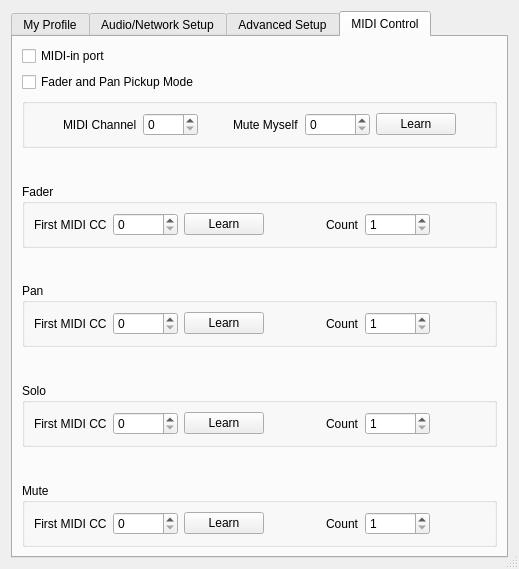
This is src/clientsettingsdlgbase.ui in ignotus666/jamulus as Qt 5 draws it before an edit. The edited form follows.
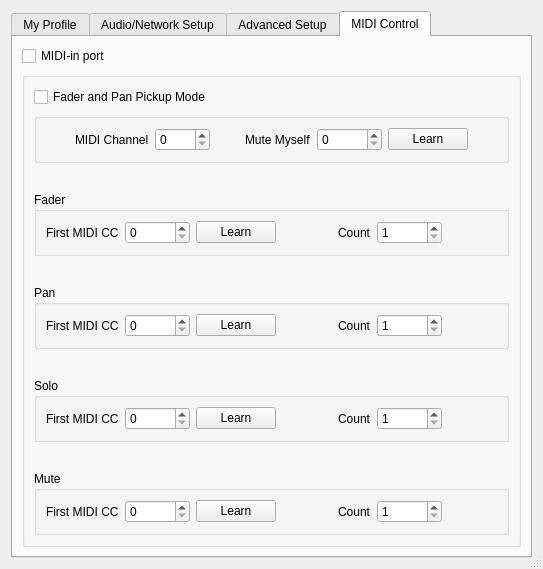
This is the edited form. Icons and pictures are not drawn. Custom widgets are drawn as their Qt base class.

Commit message: Grey out MIDI controls with MIDI disabled

Diff of the .ui file:
```diff
--- a/src/clientsettingsdlgbase.ui
+++ b/src/clientsettingsdlgbase.ui
@@ -6,7 +6,7 @@
    <rect>
     <x>0</x>
     <y>0</y>
-    <width>519</width>
+    <width>543</width>
     <height>569</height>
    </rect>
   </property>
@@ -1340,27 +1340,158 @@
       <attribute name="title">
        <string>MIDI Control</string>
       </attribute>
-      <layout class="QVBoxLayout" name="verticalLayout_19">
-       <item>
+      <layout class="QGridLayout" name="gridLayout">
+       <item row="0" column="0">
         <widget class="QCheckBox" name="chbUseMIDIController">
          <property name="text">
           <string>MIDI-in port</string>
          </property>
         </widget>
        </item>
-       <item>
-        <widget class="QCheckBox" name="chbMIDIPickupMode">
-         <property name="toolTip">
+       <item row="1" column="0">
+        <widget class="QGroupBox" name="midiControlsContainer">
+         <property name="title">
           <string/>
          </property>
+         <layout class="QGridLayout" name="gridLayout_2">
+          <item row="7" column="0">
+           <widget class="QGroupBox" name="soloGroup">
+            <property name="font">
+             <font>
+              <weight>50</weight>
+              <bold>false</bold>
+             </font>
+            </property>
+            <property name="title">
+             <string>Solo</string>
+            </property>
+            <layout class="QHBoxLayout" name="horizontalLayout_14">
+             <item>
+              <widget class="QLabel" name="lblSoloOffset">
+               <property name="font">
+                <font>
+                 <weight>50</weight>
+                 <bold>false</bold>
+                </font>
+               </property>
          <property name="text">
-          <string>Fader and Pan Pickup Mode</string>
+                <string>First MIDI CC</string>
          </property>
         </widget>
        </item>
        <item>
-        <layout class="QVBoxLayout" name="verticalLayout_17">
+              <widget class="QSpinBox" name="spnSoloOffset">
+               <property name="minimumSize">
+                <size>
+                 <width>65</width>
+                 <height>0</height>
+                </size>
+               </property>
+               <property name="font">
+                <font>
+                 <weight>50</weight>
+                 <bold>false</bold>
+                </font>
+               </property>
+               <property name="maximum">
+                <number>127</number>
+               </property>
+              </widget>
+             </item>
          <item>
+              <widget class="QPushButton" name="butLearnSoloOffset">
+               <property name="font">
+                <font>
+                 <weight>50</weight>
+                 <bold>false</bold>
+                </font>
+               </property>
+               <property name="text">
+                <string>Learn</string>
+               </property>
+               <property name="autoDefault">
+                <bool>false</bool>
+               </property>
+              </widget>
+             </item>
+             <item>
+              <spacer name="horizontalSpacer_14">
+               <property name="orientation">
+                <enum>Qt::Horizontal</enum>
+               </property>
+               <property name="sizeHint" stdset="0">
+                <size>
+                 <width>40</width>
+                 <height>20</height>
+                </size>
+               </property>
+              </spacer>
+             </item>
+             <item>
+              <widget class="QLabel" name="lblSoloCount">
+               <property name="font">
+                <font>
+                 <weight>50</weight>
+                 <bold>false</bold>
+                </font>
+               </property>
+               <property name="text">
+                <string>Count</string>
+               </property>
+              </widget>
+             </item>
+             <item>
+              <widget class="QSpinBox" name="spnSoloCount">
+               <property name="minimumSize">
+                <size>
+                 <width>65</width>
+                 <height>0</height>
+                </size>
+               </property>
+               <property name="font">
+                <font>
+                 <weight>50</weight>
+                 <bold>false</bold>
+                </font>
+               </property>
+               <property name="minimum">
+                <number>1</number>
+               </property>
+               <property name="maximum">
+                <number>127</number>
+               </property>
+              </widget>
+             </item>
+             <item>
+              <spacer name="horizontalSpacer_13">
+               <property name="orientation">
+                <enum>Qt::Horizontal</enum>
+               </property>
+               <property name="sizeHint" stdset="0">
+                <size>
+                 <width>40</width>
+                 <height>20</height>
+                </size>
+               </property>
+              </spacer>
+             </item>
+            </layout>
+           </widget>
+          </item>
+          <item row="4" column="0">
+           <spacer name="verticalSpacer_14">
+            <property name="orientation">
+             <enum>Qt::Vertical</enum>
+            </property>
+            <property name="sizeHint" stdset="0">
+             <size>
+              <width>20</width>
+              <height>40</height>
+             </size>
+            </property>
+           </spacer>
+          </item>
+          <item row="1" column="0">
           <widget class="QGroupBox" name="chanMuteGroup">
            <property name="font">
             <font>
@@ -1494,7 +1625,7 @@
            </layout>
           </widget>
          </item>
-         <item>
+          <item row="2" column="0">
           <spacer name="verticalSpacer_12">
            <property name="orientation">
             <enum>Qt::Vertical</enum>
@@ -1507,7 +1638,20 @@
            </property>
           </spacer>
          </item>
-         <item>
+          <item row="6" column="0">
+           <spacer name="verticalSpacer_16">
+            <property name="orientation">
+             <enum>Qt::Vertical</enum>
+            </property>
+            <property name="sizeHint" stdset="0">
+             <size>
+              <width>20</width>
+              <height>40</height>
+             </size>
+            </property>
+           </spacer>
+          </item>
+          <item row="3" column="0">
           <widget class="QGroupBox" name="faderGroup">
            <property name="font">
             <font>
@@ -1631,294 +1775,7 @@
            </layout>
           </widget>
          </item>
-         <item>
-          <spacer name="verticalSpacer_14">
-           <property name="orientation">
-            <enum>Qt::Vertical</enum>
-           </property>
-           <property name="sizeHint" stdset="0">
-            <size>
-             <width>20</width>
-             <height>40</height>
-            </size>
-           </property>
-          </spacer>
-         </item>
-         <item>
-          <widget class="QGroupBox" name="panGroup">
-           <property name="font">
-            <font>
-             <weight>50</weight>
-             <bold>false</bold>
-            </font>
-           </property>
-           <property name="title">
-            <string>Pan</string>
-           </property>
-           <layout class="QHBoxLayout" name="horizontalLayout_13">
-            <item>
-             <widget class="QLabel" name="lblPanOffset">
-              <property name="font">
-               <font>
-                <weight>50</weight>
-                <bold>false</bold>
-               </font>
-              </property>
-              <property name="text">
-               <string>First MIDI CC</string>
-              </property>
-             </widget>
-            </item>
-            <item>
-             <widget class="QSpinBox" name="spnPanOffset">
-              <property name="minimumSize">
-               <size>
-                <width>65</width>
-                <height>0</height>
-               </size>
-              </property>
-              <property name="font">
-               <font>
-                <weight>50</weight>
-                <bold>false</bold>
-               </font>
-              </property>
-              <property name="maximum">
-               <number>127</number>
-              </property>
-             </widget>
-            </item>
-            <item>
-             <widget class="QPushButton" name="butLearnPanOffset">
-              <property name="font">
-               <font>
-                <weight>50</weight>
-                <bold>false</bold>
-               </font>
-              </property>
-              <property name="text">
-               <string>Learn</string>
-              </property>
-              <property name="autoDefault">
-               <bool>false</bool>
-              </property>
-             </widget>
-            </item>
-            <item>
-             <spacer name="horizontalSpacer_17">
-              <property name="orientation">
-               <enum>Qt::Horizontal</enum>
-              </property>
-              <property name="sizeHint" stdset="0">
-               <size>
-                <width>40</width>
-                <height>20</height>
-               </size>
-              </property>
-             </spacer>
-            </item>
-            <item>
-             <widget class="QLabel" name="lblPanCount">
-              <property name="font">
-               <font>
-                <weight>50</weight>
-                <bold>false</bold>
-               </font>
-              </property>
-              <property name="text">
-               <string>Count</string>
-              </property>
-             </widget>
-            </item>
-            <item>
-             <widget class="QSpinBox" name="spnPanCount">
-              <property name="minimumSize">
-               <size>
-                <width>65</width>
-                <height>0</height>
-               </size>
-              </property>
-              <property name="font">
-               <font>
-                <weight>50</weight>
-                <bold>false</bold>
-               </font>
-              </property>
-              <property name="minimum">
-               <number>1</number>
-              </property>
-              <property name="maximum">
-               <number>127</number>
-              </property>
-             </widget>
-            </item>
-            <item>
-             <spacer name="horizontalSpacer_19">
-              <property name="orientation">
-               <enum>Qt::Horizontal</enum>
-              </property>
-              <property name="sizeHint" stdset="0">
-               <size>
-                <width>40</width>
-                <height>20</height>
-               </size>
-              </property>
-             </spacer>
-            </item>
-           </layout>
-          </widget>
-         </item>
-         <item>
-          <spacer name="verticalSpacer_16">
-           <property name="orientation">
-            <enum>Qt::Vertical</enum>
-           </property>
-           <property name="sizeHint" stdset="0">
-            <size>
-             <width>20</width>
-             <height>40</height>
-            </size>
-           </property>
-          </spacer>
-         </item>
-         <item>
-          <widget class="QGroupBox" name="soloGroup">
-           <property name="font">
-            <font>
-             <weight>50</weight>
-             <bold>false</bold>
-            </font>
-           </property>
-           <property name="title">
-            <string>Solo</string>
-           </property>
-           <layout class="QHBoxLayout" name="horizontalLayout_14">
-            <item>
-             <widget class="QLabel" name="lblSoloOffset">
-              <property name="font">
-               <font>
-                <weight>50</weight>
-                <bold>false</bold>
-               </font>
-              </property>
-              <property name="text">
-               <string>First MIDI CC</string>
-              </property>
-             </widget>
-            </item>
-            <item>
-             <widget class="QSpinBox" name="spnSoloOffset">
-              <property name="minimumSize">
-               <size>
-                <width>65</width>
-                <height>0</height>
-               </size>
-              </property>
-              <property name="font">
-               <font>
-                <weight>50</weight>
-                <bold>false</bold>
-               </font>
-              </property>
-              <property name="maximum">
-               <number>127</number>
-              </property>
-             </widget>
-            </item>
-            <item>
-             <widget class="QPushButton" name="butLearnSoloOffset">
-              <property name="font">
-               <font>
-                <weight>50</weight>
-                <bold>false</bold>
-               </font>
-              </property>
-              <property name="text">
-               <string>Learn</string>
-              </property>
-              <property name="autoDefault">
-               <bool>false</bool>
-              </property>
-             </widget>
-            </item>
-            <item>
-             <spacer name="horizontalSpacer_14">
-              <property name="orientation">
-               <enum>Qt::Horizontal</enum>
-              </property>
-              <property name="sizeHint" stdset="0">
-               <size>
-                <width>40</width>
-                <height>20</height>
-               </size>
-              </property>
-             </spacer>
-            </item>
-            <item>
-             <widget class="QLabel" name="lblSoloCount">
-              <property name="font">
-               <font>
-                <weight>50</weight>
-                <bold>false</bold>
-               </font>
-              </property>
-              <property name="text">
-               <string>Count</string>
-              </property>
-             </widget>
-            </item>
-            <item>
-             <widget class="QSpinBox" name="spnSoloCount">
-              <property name="minimumSize">
-               <size>
-                <width>65</width>
-                <height>0</height>
-               </size>
-              </property>
-              <property name="font">
-               <font>
-                <weight>50</weight>
-                <bold>false</bold>
-               </font>
-              </property>
-              <property name="minimum">
-               <number>1</number>
-              </property>
-              <property name="maximum">
-               <number>127</number>
-              </property>
-             </widget>
-            </item>
-            <item>
-             <spacer name="horizontalSpacer_13">
-              <property name="orientation">
-               <enum>Qt::Horizontal</enum>
-              </property>
-              <property name="sizeHint" stdset="0">
-               <size>
-                <width>40</width>
-                <height>20</height>
-               </size>
-              </property>
-             </spacer>
-            </item>
-           </layout>
-          </widget>
-         </item>
-         <item>
-          <spacer name="verticalSpacer_17">
-           <property name="orientation">
-            <enum>Qt::Vertical</enum>
-           </property>
-           <property name="sizeHint" stdset="0">
-            <size>
-             <width>20</width>
-             <height>40</height>
-            </size>
-           </property>
-          </spacer>
-         </item>
-         <item>
+          <item row="9" column="0">
           <widget class="QGroupBox" name="muteGroup">
            <property name="font">
             <font>
@@ -2042,7 +1899,155 @@
            </layout>
           </widget>
          </item>
-        </layout>
+          <item row="5" column="0">
+           <widget class="QGroupBox" name="panGroup">
+            <property name="font">
+             <font>
+              <weight>50</weight>
+              <bold>false</bold>
+             </font>
+            </property>
+            <property name="title">
+             <string>Pan</string>
+            </property>
+            <layout class="QHBoxLayout" name="horizontalLayout_13">
+             <item>
+              <widget class="QLabel" name="lblPanOffset">
+               <property name="font">
+                <font>
+                 <weight>50</weight>
+                 <bold>false</bold>
+                </font>
+               </property>
+               <property name="text">
+                <string>First MIDI CC</string>
+               </property>
+              </widget>
+             </item>
+             <item>
+              <widget class="QSpinBox" name="spnPanOffset">
+               <property name="minimumSize">
+                <size>
+                 <width>65</width>
+                 <height>0</height>
+                </size>
+               </property>
+               <property name="font">
+                <font>
+                 <weight>50</weight>
+                 <bold>false</bold>
+                </font>
+               </property>
+               <property name="maximum">
+                <number>127</number>
+               </property>
+              </widget>
+             </item>
+             <item>
+              <widget class="QPushButton" name="butLearnPanOffset">
+               <property name="font">
+                <font>
+                 <weight>50</weight>
+                 <bold>false</bold>
+                </font>
+               </property>
+               <property name="text">
+                <string>Learn</string>
+               </property>
+               <property name="autoDefault">
+                <bool>false</bool>
+               </property>
+              </widget>
+             </item>
+             <item>
+              <spacer name="horizontalSpacer_17">
+               <property name="orientation">
+                <enum>Qt::Horizontal</enum>
+               </property>
+               <property name="sizeHint" stdset="0">
+                <size>
+                 <width>40</width>
+                 <height>20</height>
+                </size>
+               </property>
+              </spacer>
+             </item>
+             <item>
+              <widget class="QLabel" name="lblPanCount">
+               <property name="font">
+                <font>
+                 <weight>50</weight>
+                 <bold>false</bold>
+                </font>
+               </property>
+               <property name="text">
+                <string>Count</string>
+               </property>
+              </widget>
+             </item>
+             <item>
+              <widget class="QSpinBox" name="spnPanCount">
+               <property name="minimumSize">
+                <size>
+                 <width>65</width>
+                 <height>0</height>
+                </size>
+               </property>
+               <property name="font">
+                <font>
+                 <weight>50</weight>
+                 <bold>false</bold>
+                </font>
+               </property>
+               <property name="minimum">
+                <number>1</number>
+               </property>
+               <property name="maximum">
+                <number>127</number>
+               </property>
+              </widget>
+             </item>
+             <item>
+              <spacer name="horizontalSpacer_19">
+               <property name="orientation">
+                <enum>Qt::Horizontal</enum>
+               </property>
+               <property name="sizeHint" stdset="0">
+                <size>
+                 <width>40</width>
+                 <height>20</height>
+                </size>
+               </property>
+              </spacer>
+             </item>
+            </layout>
+           </widget>
+          </item>
+          <item row="8" column="0">
+           <spacer name="verticalSpacer_17">
+            <property name="orientation">
+             <enum>Qt::Vertical</enum>
+            </property>
+            <property name="sizeHint" stdset="0">
+             <size>
+              <width>20</width>
+              <height>40</height>
+             </size>
+            </property>
+           </spacer>
+          </item>
+          <item row="0" column="0">
+           <widget class="QCheckBox" name="chbMIDIPickupMode">
+            <property name="toolTip">
+             <string/>
+            </property>
+            <property name="text">
+             <string>Fader and Pan Pickup Mode</string>
+            </property>
+           </widget>
+          </item>
+         </layout>
+        </widget>
        </item>
       </layout>
      </widget>
```
Left out of the diff: 1 changed line with no effect on the pictures. Lines whose indentation alone changed are shown as unchanged. The commit also changes 2 other files.
